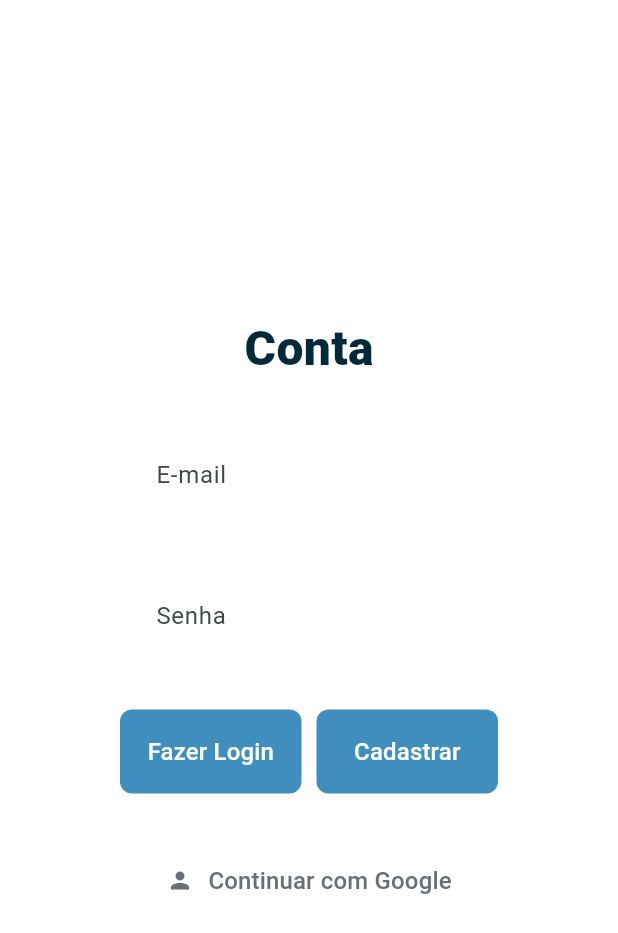
After one commit to ClaudioMarzo/flutter_web_catalago, a Flutter app: the AuthDialogPage screen opened by its route, on a phone screen of 412 x 824 dp. The commit adds this screen. Shown: the top 933 px of the screen. Run offline on Flutter 3.47's test engine with Material 3 defaults, Android fonts, the phone set to English and light mode, and no system bars; our stand-ins replace firebase_core; accounts and stored records are empty; generated files the repository leaves out were written again; Roboto replaces fonts that are missing (Poppins).

Commit message:
Configuracao inicial do modal auth

```diff
--- a/lib/app/features/app_widget.dart
+++ b/lib/app/features/app_widget.dart
@@ -1,7 +1,7 @@
 import 'package:flutter/material.dart';
 import 'package:katyfestacatalago/app/features/cart/cart_page.dart';
 import 'package:katyfestacatalago/app/features/home/home_page.dart';
-import 'package:katyfestacatalago/app/features/auth/auth_page.dart';
+import 'package:katyfestacatalago/app/features/auth/auth_dialog_page.dart';
 import 'package:katyfestacatalago/app/core/ui/theme/theme_config.dart';
 
 class AppWidget extends StatefulWidget {
@@ -21,7 +21,7 @@ class _AppWidgetState extends State<AppWidget> {
       initialRoute: '/',
       routes: {
         '/': (_) => const HomePage(),
-        '/account': (_) => const AuthPage(),
+        '/auth': (_) => const AuthDialogPage(),
         '/cart': (_) => const CartPage(),
       },
     );
--- /dev/null
+++ b/lib/app/features/auth/auth_dialog_page.dart
@@ -0,0 +1,210 @@
+import 'package:flutter/material.dart';
+import 'package:katyfestacatalago/app/core/ui/style/color_style.dart';
+import 'package:katyfestacatalago/app/core/ui/style/text_style.dart';
+
+class AuthDialogPage extends StatefulWidget {
+  const AuthDialogPage({super.key});
+
+  @override
+  State<AuthDialogPage> createState() => _AccountWidgetsState();
+}
+
+class _AccountWidgetsState extends State<AuthDialogPage> {
+  late TextEditingController textControllerEmail;
+  late FocusNode textFocusNodeEmail;
+
+  late TextEditingController textControllerPassword;
+  late FocusNode textFocusNodePassword;
+
+  @override
+  void initState() {
+    textControllerEmail = TextEditingController();
+    textControllerPassword = TextEditingController();
+    textControllerEmail.text = '';
+    textControllerPassword.text = '';
+    textFocusNodeEmail = FocusNode();
+    textFocusNodePassword = FocusNode();
+    super.initState();
+  }
+
+  @override
+  Widget build(BuildContext context) {
+    double heightButton = 56.0;
+    double heightImput = 20.0;
+    return Dialog(
+      backgroundColor: ColorStyle.i.white,
+      shape: RoundedRectangleBorder(
+        borderRadius: BorderRadius.circular(20.0),
+      ),
+      child: SingleChildScrollView(
+        child: SizedBox(
+          width: 500,
+          child: Padding(
+            padding: const EdgeInsets.only(
+              left: 40.0,
+              right: 40.0,
+            ),
+            child: Column(
+              crossAxisAlignment: CrossAxisAlignment.start,
+              mainAxisSize: MainAxisSize.min,
+              children: <Widget>[
+                Center(
+                  child: Padding(
+                    padding: const EdgeInsets.only(bottom: 30, top: 30),
+                    child: Text(
+                      'Conta',
+                      style: TextStyles.i.textExtraBold.copyWith(
+                        fontSize: 32,
+                        color: ColorStyle.i.black,
+                      ),
+                    ),
+                  ),
+                ),
+                TextField(
+                  focusNode: textFocusNodeEmail,
+                  keyboardType: TextInputType.emailAddress,
+                  textInputAction: TextInputAction.next,
+                  controller: textControllerEmail,
+                  autofocus: false,
+                  onChanged: (value) {},
+                  onSubmitted: (value) {
+                    textFocusNodeEmail.unfocus();
+                    FocusScope.of(context).requestFocus(textFocusNodeEmail);
+                  },
+                  decoration: InputDecoration(
+                    contentPadding: EdgeInsets.all(heightImput),
+                    hintText: "E-mail",
+                  ),
+                ),
+                const SizedBox(height: 30),
+                TextField(
+                  focusNode: textFocusNodePassword,
+                  keyboardType: TextInputType.streetAddress,
+                  textInputAction: TextInputAction.next,
+                  controller: textControllerPassword,
+                  autofocus: false,
+                  onChanged: (value) {},
+                  onSubmitted: (value) {
+                    textFocusNodeEmail.unfocus();
+                    FocusScope.of(context).requestFocus(textFocusNodePassword);
+                  },
+                  decoration: InputDecoration(
+                    contentPadding: EdgeInsets.all(heightImput),
+                    hintText: "Senha",
+                  ),
+                ),
+                Padding(
+                  padding: const EdgeInsets.only(bottom: 30, top: 30),
+                  child: Row(
+                    mainAxisSize: MainAxisSize.max,
+                    mainAxisAlignment: MainAxisAlignment.spaceAround,
+                    children: <Widget>[
+                      Flexible(
+                        flex: 1,
+                        child: Container(
+                          height: heightButton,
+                          decoration: BoxDecoration(
+                            borderRadius: BorderRadius.circular(8),
+                            color: ColorStyle.i.blue,
+                            // gradient: LinearGradient(
+                            //   begin: Alignment.topCenter,
+                            //   end: Alignment.bottomCenter,
+                            //   colors: <Color>[
+                            //     ColorStyle.i.blue,
+                            //     ColorStyle.i.lightblue,
+                            //   ],
+                            // ),
+                          ),
+                          width: double.maxFinite,
+                          child: TextButton(
+                            onPressed: () {},
+                            child: Text(
+                              'Fazer Login',
+                              style: TextStyles.i.textMedium.copyWith(
+                                fontSize: 16,
+                                color: ColorStyle.i.white,
+                              ),
+                            ),
+                          ),
+                        ),
+                      ),
+                      const SizedBox(width: 10),
+                      Flexible(
+                        flex: 1,
+                        child: Container(
+                          height: heightButton,
+                          decoration: BoxDecoration(
+                            borderRadius: BorderRadius.circular(8),
+                            color: ColorStyle.i.blue,
+                            // gradient: LinearGradient(
+                            //   begin: Alignment.topCenter,
+                            //   end: Alignment.bottomCenter,
+                            //   colors: <Color>[
+                            //     ColorStyle.i.blue,
+                            //     ColorStyle.i.lightblue,
+                            //   ],
+                            // ),
+                          ),
+                          width: double.maxFinite,
+                          child: TextButton(
+                            onPressed: () {},
+                            child: Text(
+                              'Cadastrar',
+                              style: TextStyles.i.textMedium.copyWith(
+                                fontSize: 16,
+                                color: ColorStyle.i.white,
+                              ),
+                            ),
+                          ),
+                        ),
+                      )
+                    ],
+                  ),
+                ),
+                Padding(
+                  padding: const EdgeInsets.only(bottom: 30),
+                  child: Flexible(
+                    flex: 1,
+                    child: Container(
+                      height: heightButton,
+                      decoration: BoxDecoration(
+                        borderRadius: BorderRadius.circular(8),
+                        color: ColorStyle.i.white,
+                        // gradient: LinearGradient(
+                        //   begin: Alignment.topCenter,
+                        //   end: Alignment.bottomCenter,
+                        //   colors: <Color>[
+                        //     ColorStyle.i.blue,
+                        //     ColorStyle.i.lightblue,
+                        //   ],
+                        // ),
+                      ),
+                      width: double.maxFinite,
+                      child: TextButton(
+                        onPressed: () {},
+                        child: Row(
+                          mainAxisAlignment: MainAxisAlignment.center,
+                          children: [
+                            Icon(Icons.person, color: ColorStyle.i.gray),
+                            const SizedBox(width: 10),
+                            Text(
+                              'Continuar com Google',
+                              style: TextStyles.i.textMedium.copyWith(
+                                fontSize: 16,
+                                color: ColorStyle.i.gray,
+                              ),
+                            ),
+                          ],
+                        ),
+                      ),
+                    ),
+                  ),
+                ),
+              ],
+            ),
+          ),
+        ),
+      ),
+    );
+  }
+}
--- a/lib/app/features/home/widgets/app_bar_widgets.dart
+++ b/lib/app/features/home/widgets/app_bar_widgets.dart
@@ -1,6 +1,7 @@
 import 'package:flutter/material.dart';
+import 'package:katyfestacatalago/app/core/ui/style/text_style.dart';
 import 'package:katyfestacatalago/app/core/ui/style/color_style.dart';
-import 'package:katyfestacatalago/app/core/ui/style/text_style.dart';
+import 'package:katyfestacatalago/app/features/auth/auth_dialog_page.dart';
 
 class AppBarWidgets extends StatelessWidget implements PreferredSizeWidget {
   final double height;
@@ -105,7 +106,10 @@ class AppBarWidgets extends StatelessWidget implements PreferredSizeWidget {
                           SizedBox(width: widthbetweenuttons),
                           InkWell(
                             onTap: () {
-                              Navigator.pushNamed(context, "/account");
+                              showDialog(
+                                context: context,
+                                builder: (context) => const AuthDialogPage(),
+                              );
                             },
                             child: Container(
                               height: 60,
```
